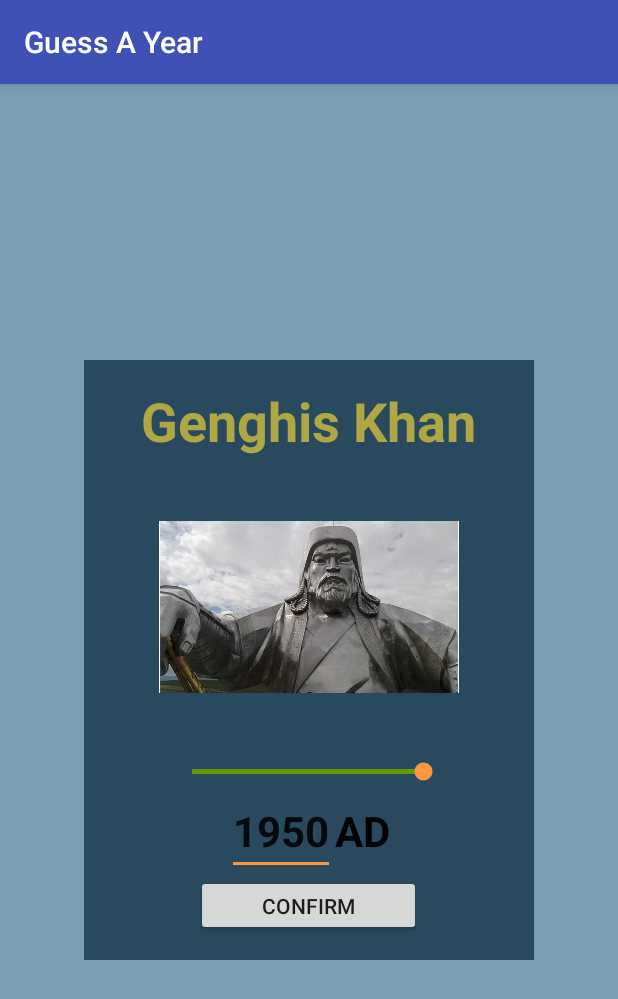
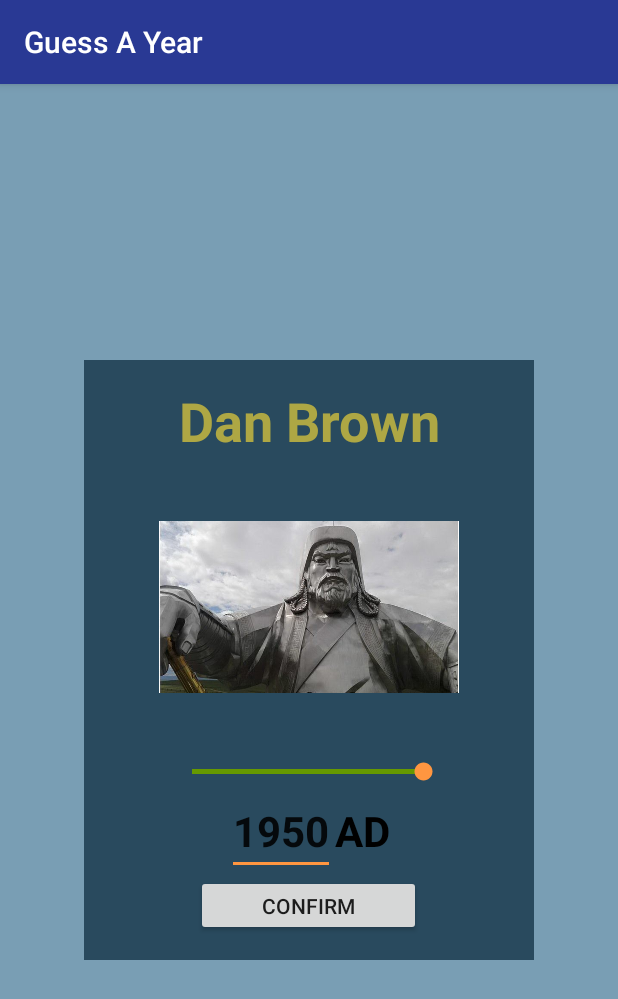
Before and after one commit to simplegr33n/android_kotlin_year_game, an Android app: the screen it shows after launch (MainActivity), on a phone screen of 412 x 824 dp. Shown: the top 999 px of the screen. Run offline under Robolectric (Android 15) with nearby library versions, the phone set to English and light mode, and no system bars.

Commit message:
added some dummy data

```diff
--- a/app/src/main/java/ca/ggolda/guessayear/Activities/MainActivity.kt
+++ b/app/src/main/java/ca/ggolda/guessayear/Activities/MainActivity.kt
@@ -17,11 +17,21 @@
         super.onCreate(savedInstanceState)
         setContentView(R.layout.activity_main)
 
-        // TODO: REMOVE: You don't have to find view by id anymore! Kotlin rules.
+        // TODO: ELSEWISE - Generate Data
+        val person0 = FigureModel("0","Genghis Khan", "khan_01", "was around.", 1162, 1227,
+                10, 0)
+        val person1 = FigureModel("1","Walt Disney", "khan_01", "was around.", 1901, 1966,
+                0, 0)
+        val person2 = FigureModel("2","Socrates", "khan_01", "was around.", -470, -399,
+                10, 0)
+        val person3 = FigureModel("3","Dan Brown", "khan_01", "was around.", 1964, 9999,
+                0, 0)
+        val data = listOf(person0, person1, person2, person3)
+
 
         // Set Components
-        img_figure.setImageDrawable(getResources().getDrawable(R.drawable.kahn_01))
-        txt_figure_name.setText("Genghis Khan")
+        img_figure.setImageDrawable(getResources().getDrawable(R.drawable.khan_01))
+        txt_figure_name.setText(data[3].name)
 
 
 
@@ -109,5 +119,4 @@
 }
 
 data class FigureModel(var id: String, var name: String, var imgSrc: String, var figureDescription: String,
-                       var birthYr: Int, var deathYr: Int, var exactBirth: Boolean, var exactDeath: Boolean,
-                       var eraText: String)
+                       var birthYr: Int, var deathYr: Int, var birthError: Int, var deathError: Int)
--- a/app/src/main/res/layout/activity_main.xml
+++ b/app/src/main/res/layout/activity_main.xml
@@ -29,7 +29,7 @@
             android:id="@+id/txt_figure_name"/>
 
         <ImageView
-            tools:src="@drawable/kahn_01"
+            tools:src="@drawable/khan_01"
             android:layout_width="200dp"
             android:layout_height="200dp"
             android:id="@+id/img_figure"/>
--- a/app/src/main/res/values/colors.xml
+++ b/app/src/main/res/values/colors.xml
@@ -1,7 +1,7 @@
 <?xml version="1.0" encoding="utf-8"?>
 <resources>
-    <color name="colorPrimary">#3F51B5</color>
-    <color name="colorPrimaryDark">#303F9F</color>
+    <color name="colorPrimary">#293994</color>
+    <color name="colorPrimaryDark">#222e7b</color>
     <color name="colorAccent">#ff9640</color>
 
     <color name="colorBackground">#799eb4</color>
```
Also changed, not shown: app/src/main/res/drawable/khan_01.jpg (renamed from app/src/main/res/drawable/kahn_01.jpg).
